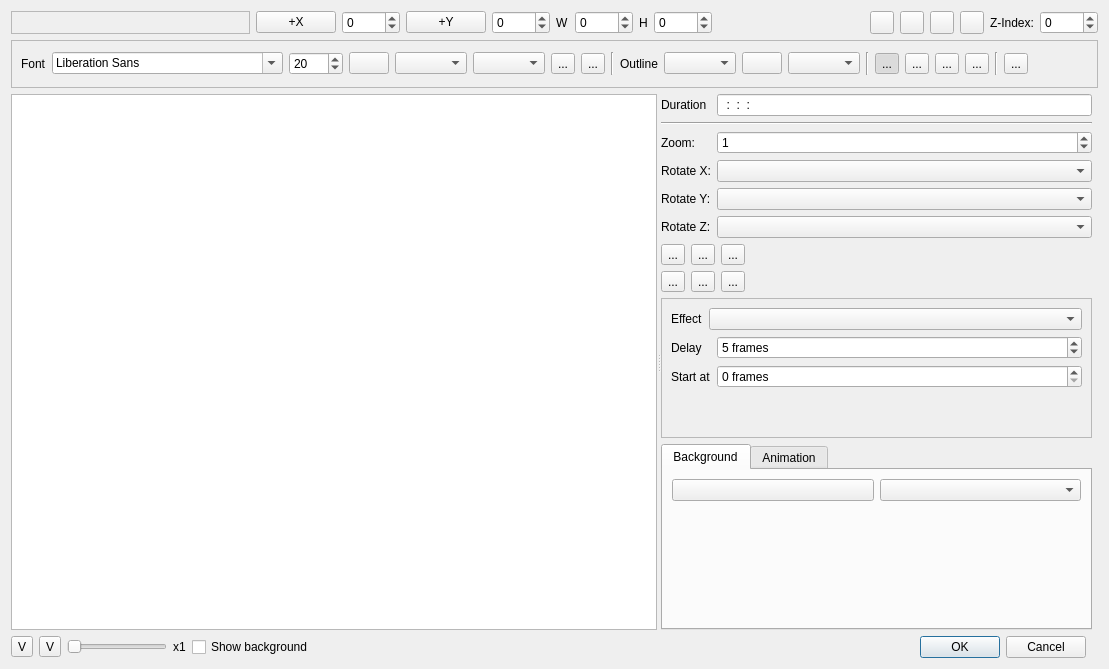
Old version of the form src/widgets/titlewidget_ui.ui in the repository KDE/kdenlive.
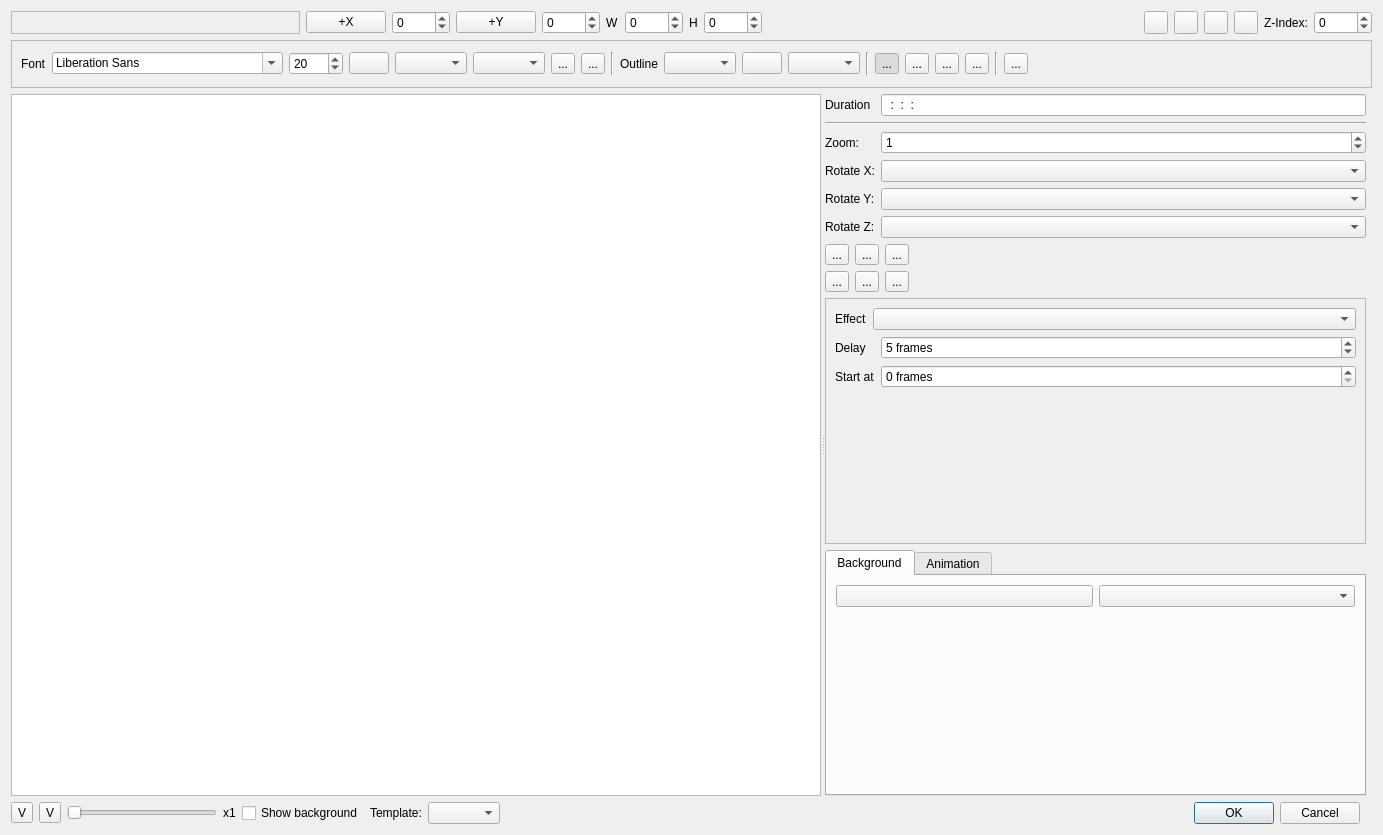
New version of the form. Custom widgets are drawn as their Qt base class.

Commit message: newstuff and templates for title ask if changes are made to title

```diff
--- a/src/widgets/titlewidget_ui.ui
+++ b/src/widgets/titlewidget_ui.ui
@@ -6,8 +6,8 @@
    <rect>
     <x>0</x>
     <y>0</y>
-    <width>977</width>
-    <height>633</height>
+    <width>1383</width>
+    <height>835</height>
    </rect>
   </property>
   <property name="sizePolicy">
@@ -36,7 +36,7 @@
      </property>
     </widget>
    </item>
-   <item row="0" column="5" colspan="4">
+   <item row="0" column="5" colspan="6">
     <widget class="QFrame" name="frame_properties">
      <property name="sizePolicy">
       <sizepolicy hsizetype="MinimumExpanding" vsizetype="Preferred">
@@ -195,7 +195,7 @@
      </layout>
     </widget>
    </item>
-   <item row="2" column="0" colspan="8">
+   <item row="2" column="0" colspan="10">
     <widget class="QSplitter" name="splitter">
      <property name="sizePolicy">
       <sizepolicy hsizetype="Expanding" vsizetype="MinimumExpanding">
@@ -737,7 +737,7 @@
      </property>
     </widget>
    </item>
-   <item row="1" column="0" colspan="9">
+   <item row="1" column="0" colspan="11">
     <widget class="QStackedWidget" name="toolbar_stack">
      <property name="sizePolicy">
       <sizepolicy hsizetype="Preferred" vsizetype="Maximum">
@@ -1085,7 +1085,7 @@
      </widget>
     </widget>
    </item>
-   <item row="3" column="6">
+   <item row="3" column="8">
     <widget class="QDialogButtonBox" name="buttonBox">
      <property name="orientation">
       <enum>Qt::Horizontal</enum>
@@ -1095,6 +1095,16 @@
      </property>
     </widget>
    </item>
+   <item row="3" column="7">
+    <widget class="QComboBox" name="templateBox"/>
+   </item>
+   <item row="3" column="6">
+    <widget class="QLabel" name="label_22">
+     <property name="text">
+      <string>Template:</string>
+     </property>
+    </widget>
+   </item>
   </layout>
  </widget>
  <customwidgets>
```
Left out of the diff: 16 changed lines with no effect on the pictures. The commit also changes 12 other files.
